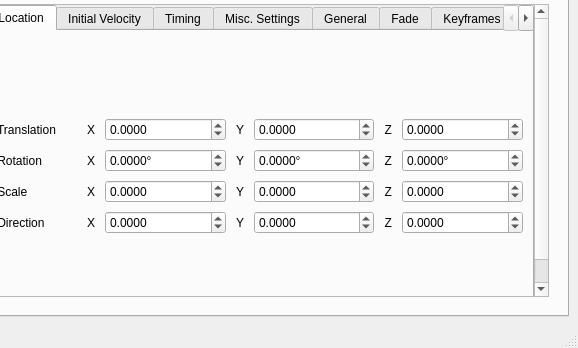
Qt form ui/main.ui (AwesomeTMC/pygapa) before a commit; both pictures show x 451 to 1029 and y 531 to 879 of the 1029 by 879 pixel window.
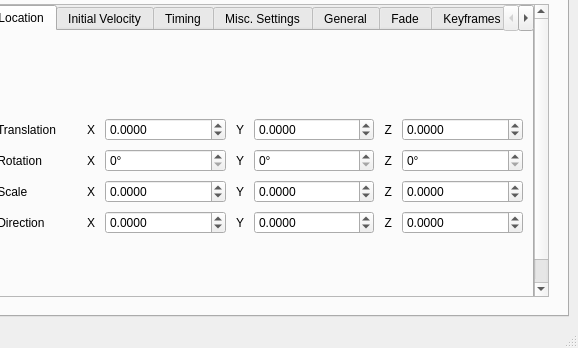
The same form after that commit. The open tabs and pages were chosen to show the change. Icons and pictures are not drawn.

```diff
--- a/ui/main.ui
+++ b/ui/main.ui
@@ -1064,31 +1064,6 @@
                        </property>
                       </widget>
                      </item>
-                     <item row="1" column="2">
-                      <widget class="QDoubleSpinBox" name="emitterRotationX">
-                       <property name="sizePolicy">
-                        <sizepolicy hsizetype="MinimumExpanding" vsizetype="Fixed">
-                         <horstretch>0</horstretch>
-                         <verstretch>0</verstretch>
-                        </sizepolicy>
-                       </property>
-                       <property name="prefix">
-                        <string/>
-                       </property>
-                       <property name="suffix">
-                        <string>°</string>
-                       </property>
-                       <property name="decimals">
-                        <number>4</number>
-                       </property>
-                       <property name="minimum">
-                        <double>-999999.999900000053458</double>
-                       </property>
-                       <property name="maximum">
-                        <double>999999.999900000053458</double>
-                       </property>
-                      </widget>
-                     </item>
                      <item row="0" column="6">
                       <widget class="QDoubleSpinBox" name="emitterTranslationZ">
                        <property name="sizePolicy">
@@ -1241,31 +1216,6 @@
                        </property>
                       </widget>
                      </item>
-                     <item row="1" column="6">
-                      <widget class="QDoubleSpinBox" name="emitterRotationZ">
-                       <property name="sizePolicy">
-                        <sizepolicy hsizetype="MinimumExpanding" vsizetype="Fixed">
-                         <horstretch>0</horstretch>
-                         <verstretch>0</verstretch>
-                        </sizepolicy>
-                       </property>
-                       <property name="prefix">
-                        <string/>
-                       </property>
-                       <property name="suffix">
-                        <string>°</string>
-                       </property>
-                       <property name="decimals">
-                        <number>4</number>
-                       </property>
-                       <property name="minimum">
-                        <double>-999999.999900000053458</double>
-                       </property>
-                       <property name="maximum">
-                        <double>999999.999900000053458</double>
-                       </property>
-                      </widget>
-                     </item>
                      <item row="0" column="5">
                       <widget class="QLabel" name="label_5">
                        <property name="text">
@@ -1276,31 +1226,6 @@
                        </property>
                       </widget>
                      </item>
-                     <item row="1" column="4">
-                      <widget class="QDoubleSpinBox" name="emitterRotationY">
-                       <property name="sizePolicy">
-                        <sizepolicy hsizetype="MinimumExpanding" vsizetype="Fixed">
-                         <horstretch>0</horstretch>
-                         <verstretch>0</verstretch>
-                        </sizepolicy>
-                       </property>
-                       <property name="prefix">
-                        <string/>
-                       </property>
-                       <property name="suffix">
-                        <string>°</string>
-                       </property>
-                       <property name="decimals">
-                        <number>4</number>
-                       </property>
-                       <property name="minimum">
-                        <double>-999999.999900000053458</double>
-                       </property>
-                       <property name="maximum">
-                        <double>999999.999900000053458</double>
-                       </property>
-                      </widget>
-                     </item>
                      <item row="2" column="0">
                       <widget class="QLabel" name="label_21">
                        <property name="sizePolicy">
@@ -1336,6 +1261,45 @@
                        </property>
                       </widget>
                      </item>
+                     <item row="1" column="4">
+                      <widget class="QSpinBox" name="emitterRotationY">
+                       <property name="sizePolicy">
+                        <sizepolicy hsizetype="MinimumExpanding" vsizetype="Fixed">
+                         <horstretch>0</horstretch>
+                         <verstretch>0</verstretch>
+                        </sizepolicy>
+                       </property>
+                       <property name="suffix">
+                        <string>°</string>
+                       </property>
+                      </widget>
+                     </item>
+                     <item row="1" column="6">
+                      <widget class="QSpinBox" name="emitterRotationZ">
+                       <property name="sizePolicy">
+                        <sizepolicy hsizetype="MinimumExpanding" vsizetype="Fixed">
+                         <horstretch>0</horstretch>
+                         <verstretch>0</verstretch>
+                        </sizepolicy>
+                       </property>
+                       <property name="suffix">
+                        <string>°</string>
+                       </property>
+                      </widget>
+                     </item>
+                     <item row="1" column="2">
+                      <widget class="QSpinBox" name="emitterRotationX">
+                       <property name="sizePolicy">
+                        <sizepolicy hsizetype="MinimumExpanding" vsizetype="Fixed">
+                         <horstretch>0</horstretch>
+                         <verstretch>0</verstretch>
+                        </sizepolicy>
+                       </property>
+                       <property name="suffix">
+                        <string>°</string>
+                       </property>
+                      </widget>
+                     </item>
                     </layout>
                    </item>
                   </layout>
```
Left out of the diff: 2 changed lines with no effect on the pictures.
